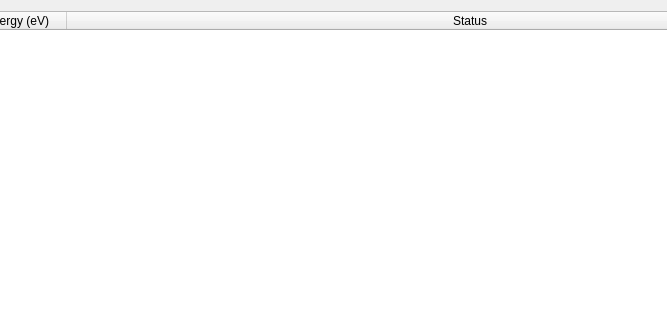
Qt form src/randomdock/ui/tab_progress.ui (xtalopt/XtalOpt) before a commit; both pictures show x 245 to 912 and y 0 to 320 of the 1130 by 597 pixel window.
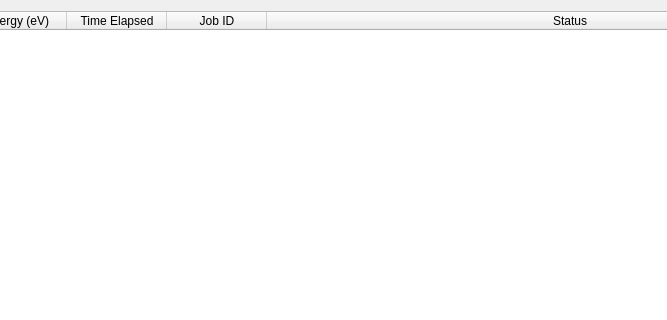
The same form after that commit.

Commit message: Fix progress table population.

```diff
--- a/src/randomdock/ui/tab_progress.ui
+++ b/src/randomdock/ui/tab_progress.ui
@@ -52,6 +52,16 @@
        <string>Energy (eV)</string>
       </property>
      </column>
+     <column>
+      <property name="text">
+       <string>Time Elapsed</string>
+      </property>
+     </column>
+     <column>
+      <property name="text">
+       <string>Job ID</string>
+      </property>
+     </column>
      <column>
       <property name="text">
        <string>Status</string>
```
The commit also changes 1 other file.
